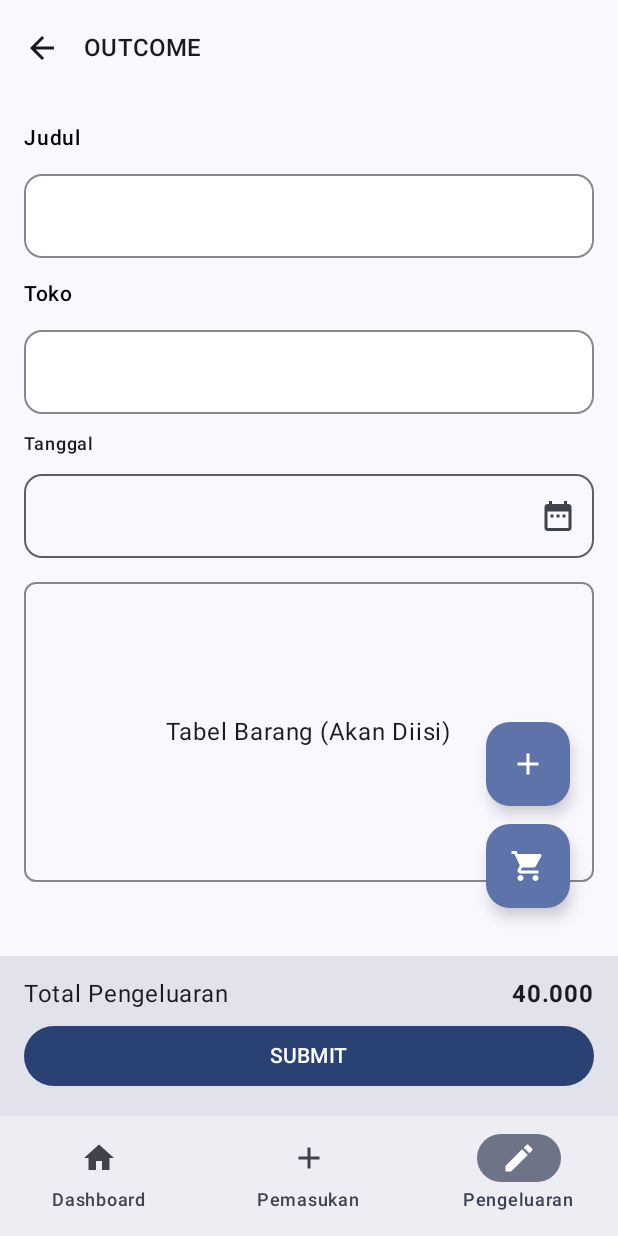
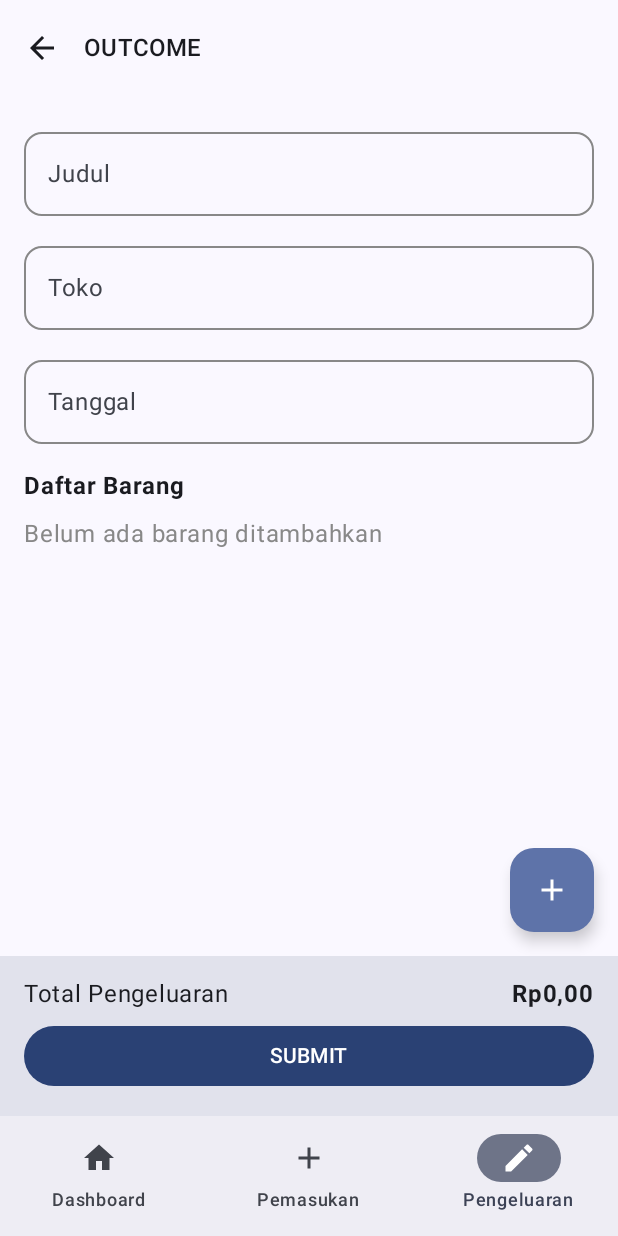
Before and after one commit to RaditZX/SnapCash, an Android app built with Jetpack Compose: the PengeluaranEntryScreen screen opened through its navigation route, on a phone screen of 412 x 824 dp. Run offline under Robolectric (Android 15) with nearby library versions, the phone set to English and light mode, and no system bars.

Commit message:
Menambahkan fungsi tombol tambah barang: Penambahan komponen addBarangDialog di package komponen, serta menambahkan sedikit tampilan untuk list barang (Belum tabel) dan menambah fungsi hapus, Progress pengerjaan 70 %

```diff
--- a/app/src/main/java/com/example/snapcash/ui/screen/PengeluaranEntryScreen.kt
+++ b/app/src/main/java/com/example/snapcash/ui/screen/PengeluaranEntryScreen.kt
@@ -1,8 +1,8 @@
 package com.example.snapcash.ui.screen
 
+import com.example.snapcash.ui.component.AddBarangDialog
 import android.app.DatePickerDialog
 import android.icu.util.Calendar
-import android.widget.DatePicker
 import androidx.compose.foundation.background
 import androidx.compose.foundation.border
 import androidx.compose.foundation.clickable
@@ -26,9 +26,11 @@ import androidx.compose.ui.Modifier
 import androidx.compose.ui.unit.dp
 import androidx.navigation.NavController
 import androidx.compose.material.icons.Icons
+import androidx.compose.material.icons.automirrored.filled.ArrowBack
 import androidx.compose.material.icons.filled.Add
 import androidx.compose.material.icons.filled.ArrowBack
 import androidx.compose.material.icons.filled.DateRange
+import androidx.compose.material.icons.filled.Delete
 import androidx.compose.material.icons.filled.ShoppingCart
 import androidx.compose.material3.Button
 import androidx.compose.material3.ButtonDefaults
@@ -46,7 +48,10 @@ import androidx.compose.runtime.remember
 import androidx.compose.runtime.setValue
 import androidx.compose.ui.platform.LocalContext
 import androidx.compose.ui.unit.sp
+import androidx.compose.ui.window.Dialog
+import java.text.NumberFormat
 import java.text.SimpleDateFormat
+import java.util.Locale
 
 
 @OptIn(ExperimentalMaterial3Api::class)
@@ -54,21 +59,16 @@ import java.text.SimpleDateFormat
 fun PengeluaranEntryScreen(navController: NavController) {
     val context = LocalContext.current
 
+    // State untuk form input
     var judul by remember { mutableStateOf("") }
     var toko by remember { mutableStateOf("") }
     var tanggal by remember { mutableStateOf("") }
 
+    // State untuk menampilkan dialog
+    var showDialog by remember { mutableStateOf(false) }
 
-    val calendar = Calendar.getInstance()
-    var datePicker = DatePickerDialog(
-        context,
-        { _, year, month, dayOfMonth ->
-            tanggal = "$dayOfMonth/${month + 1}/$year"
-        },
-        calendar.get(Calendar.YEAR),
-        calendar.get(Calendar.MONTH),
-        calendar.get(Calendar.DAY_OF_MONTH)
-    )
+    // List barang
+    var barangList by remember { mutableStateOf(listOf<Barang>()) }
 
     Scaffold(
         topBar = {
@@ -82,17 +82,8 @@ fun PengeluaranEntryScreen(navController: NavController) {
             )
         },
         floatingActionButton = {
-            Column(
-                verticalArrangement = Arrangement.spacedBy(12.dp),
-                horizontalAlignment = Alignment.End,
-                modifier = Modifier.padding(end = 16.dp, bottom = 16.dp)
-            ) {
-                FloatingActionButton(onClick = { /* Tambah Barang */ }) {
-                    Icon(imageVector = Icons.Default.Add, contentDescription = "Tambah Barang")
-                }
-                FloatingActionButton(onClick = { /* Keranjang */ }) {
-                    Icon(imageVector = Icons.Default.ShoppingCart, contentDescription = "Keranjang")
-                }
+            FloatingActionButton(onClick = { showDialog = true }) {
+                Icon(imageVector = Icons.Default.Add, contentDescription = "Tambah Barang")
             }
         },
         bottomBar = {
@@ -108,7 +99,8 @@ fun PengeluaranEntryScreen(navController: NavController) {
                     horizontalArrangement = Arrangement.SpaceBetween
                 ) {
                     Text("Total Pengeluaran", style = MaterialTheme.typography.bodyLarge)
-                    Text("40.000", style = MaterialTheme.typography.bodyLarge, fontWeight = FontWeight.Bold)
+                    Text(formatRupiah(barangList.sumOf { it.harga.toIntOrNull() ?: 0 }),
+                        style = MaterialTheme.typography.bodyLarge, fontWeight = FontWeight.Bold)
                 }
                 Button(
                     onClick = { /* Submit */ },
@@ -129,64 +121,97 @@ fun PengeluaranEntryScreen(navController: NavController) {
         ) {
             // Form Input
             Column(verticalArrangement = Arrangement.spacedBy(12.dp)) {
-                Text("Judul", fontSize = 14.sp, fontWeight = FontWeight.SemiBold, color = Color.Black)
                 OutlinedTextField(
                     value = judul,
                     onValueChange = { judul = it },
-                    modifier = Modifier
-                        .fillMaxWidth()
-                        .background(Color.White, shape = RoundedCornerShape(12.dp)),
+                    label = { Text("Judul") },
+                    modifier = Modifier.fillMaxWidth(),
                     shape = RoundedCornerShape(12.dp),
                     colors = OutlinedTextFieldDefaults.colors(
                         unfocusedBorderColor = Color.Gray,
-                        focusedBorderColor = Color.Blue,
-                        cursorColor = Color.Black,
-                        focusedTextColor = Color.Black,
-                        unfocusedTextColor = Color.Black
+                        focusedBorderColor = Color.Blue
                     )
                 )
 
-                Text("Toko", fontSize = 14.sp, fontWeight = FontWeight.SemiBold, color = Color.Black)
                 OutlinedTextField(
                     value = toko,
                     onValueChange = { toko = it },
-                    modifier = Modifier
-                        .fillMaxWidth()
-                        .background(Color.White, shape = RoundedCornerShape(12.dp)),
+                    label = { Text("Toko") },
+                    modifier = Modifier.fillMaxWidth(),
                     shape = RoundedCornerShape(12.dp),
                     colors = OutlinedTextFieldDefaults.colors(
                         unfocusedBorderColor = Color.Gray,
-                        focusedBorderColor = Color.Blue,
-                        cursorColor = Color.Black,
-                        focusedTextColor = Color.Black,
-                        unfocusedTextColor = Color.Black
+                        focusedBorderColor = Color.Blue
                     )
                 )
 
-                Text("Tanggal", style = MaterialTheme.typography.labelMedium)
                 OutlinedTextField(
                     value = tanggal,
-                    onValueChange = {},
+                    onValueChange = { tanggal = it },
+                    label = { Text("Tanggal") },
                     modifier = Modifier.fillMaxWidth(),
-                    trailingIcon = {
-                        IconButton(onClick = { datePicker.show() }) {
-                            Icon(Icons.Default.DateRange, contentDescription = "Pilih Tanggal")
-                        }
-                    },
-                    shape = RoundedCornerShape(12.dp)
+                    shape = RoundedCornerShape(12.dp),
+                    colors = OutlinedTextFieldDefaults.colors(
+                        unfocusedBorderColor = Color.Gray,
+                        focusedBorderColor = Color.Blue
+                    )
                 )
             }
 
-            // Placeholder untuk tabel barang
-            Box(
-                modifier = Modifier
-                    .fillMaxWidth()
-                    .height(200.dp)
-                    .border(1.dp, Color.Gray, RoundedCornerShape(8.dp)),
-                contentAlignment = Alignment.Center
-            ) {
-                Text("Tabel Barang (Akan Diisi)")
+            // Tabel Barang
+            Column {
+                Text("Daftar Barang", fontSize = 16.sp, fontWeight = FontWeight.Bold)
+                Spacer(modifier = Modifier.height(8.dp))
+
+                if (barangList.isEmpty()) {
+                    Text("Belum ada barang ditambahkan", color = Color.Gray)
+                } else {
+                    Column(verticalArrangement = Arrangement.spacedBy(8.dp)) {
+                        barangList.forEachIndexed { index, barang ->
+                            Row(
+                                modifier = Modifier
+                                    .fillMaxWidth()
+                                    .background(MaterialTheme.colorScheme.surfaceVariant)
+                                    .padding(12.dp),
+                                verticalAlignment = Alignment.CenterVertically,
+                                horizontalArrangement = Arrangement.SpaceBetween
+                            ) {
+                                Column {
+                                    Text("${barang.nama} - ${barang.kategori} (${barang.subkategori})", fontSize = 14.sp)
+                                    Text("Jumlah: ${barang.jumlah} | Harga: ${formatRupiah(barang.harga.toIntOrNull() ?: 0)}", fontSize = 12.sp, color = Color.Gray)
+                                }
+                                IconButton(onClick = {
+                                    barangList = barangList.toMutableList().apply { removeAt(index) }
+                                }) {
+                                    Icon(Icons.Default.Delete, contentDescription = "Hapus", tint = Color.Red)
+                                }
+                            }
+                        }
+                    }
+                }
             }
         }
     }
+
+    // Panggil Dialog
+    AddBarangDialog(
+        showDialog = showDialog,
+        onDismiss = { showDialog = false },
+        onAddItem = { nama, kategori, subkategori, jumlah, harga ->
+            barangList = barangList + Barang(nama, kategori, subkategori, jumlah, harga)
+        }
+    )
 }
+
+data class Barang(
+    val nama: String,
+    val kategori: String,
+    val subkategori: String,
+    val jumlah: String,
+    val harga: String
+)
+
+fun formatRupiah(amount: Int): String {
+    val format = NumberFormat.getCurrencyInstance(Locale("id", "ID"))
+    return format.format(amount)
+}
```
Also changed, not shown: app/src/main/java/com/example/snapcash/ui/component/AddBarangDialog.kt (added, +87 -0 lines).
